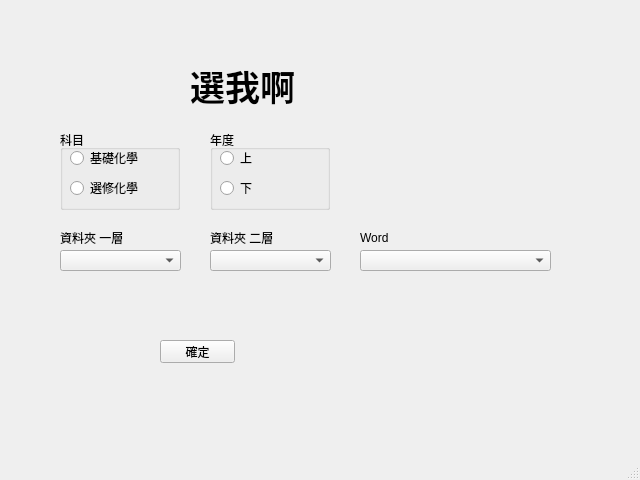
allen880612/Question-Database-System, file view/test.ui: the form before one commit.
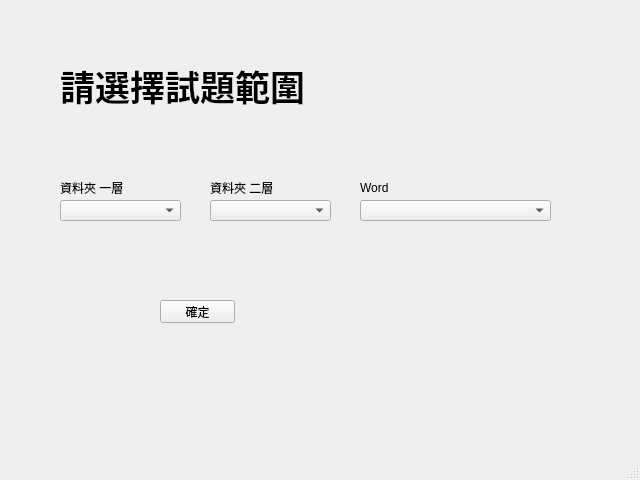
The form after the commit.

Diff of the .ui file:
```diff
--- a/view/test.ui
+++ b/view/test.ui
@@ -17,9 +17,9 @@
    <widget class="QLabel" name="label">
     <property name="geometry">
      <rect>
-      <x>190</x>
+      <x>60</x>
       <y>50</y>
-      <width>271</width>
+      <width>571</width>
       <height>71</height>
      </rect>
     </property>
@@ -32,14 +32,14 @@
      </font>
     </property>
     <property name="text">
-     <string>選我啊</string>
+     <string>請選擇試題範圍</string>
     </property>
    </widget>
    <widget class="QPushButton" name="btn_confirm">
     <property name="geometry">
      <rect>
       <x>160</x>
-      <y>340</y>
+      <y>300</y>
       <width>75</width>
       <height>23</height>
      </rect>
@@ -48,101 +48,11 @@
      <string>確定</string>
     </property>
    </widget>
-   <widget class="QGroupBox" name="group_1">
-    <property name="geometry">
-     <rect>
-      <x>60</x>
-      <y>130</y>
-      <width>120</width>
-      <height>80</height>
-     </rect>
-    </property>
-    <property name="title">
-     <string>科目</string>
-    </property>
-    <widget class="QRadioButton" name="rb_basic">
-     <property name="geometry">
-      <rect>
-       <x>10</x>
-       <y>20</y>
-       <width>83</width>
-       <height>16</height>
-      </rect>
-     </property>
-     <property name="text">
-      <string>基礎化學</string>
-     </property>
-     <property name="checkable">
-      <bool>true</bool>
-     </property>
-     <property name="checked">
-      <bool>false</bool>
-     </property>
-    </widget>
-    <widget class="QRadioButton" name="rb_select">
-     <property name="geometry">
-      <rect>
-       <x>10</x>
-       <y>50</y>
-       <width>83</width>
-       <height>16</height>
-      </rect>
-     </property>
-     <property name="text">
-      <string>選修化學</string>
-     </property>
-    </widget>
-   </widget>
-   <widget class="QGroupBox" name="group_2">
-    <property name="geometry">
-     <rect>
-      <x>210</x>
-      <y>130</y>
-      <width>120</width>
-      <height>80</height>
-     </rect>
-    </property>
-    <property name="title">
-     <string>年度</string>
-    </property>
-    <widget class="QRadioButton" name="rb_first">
-     <property name="geometry">
-      <rect>
-       <x>10</x>
-       <y>20</y>
-       <width>83</width>
-       <height>16</height>
-      </rect>
-     </property>
-     <property name="text">
-      <string>上</string>
-     </property>
-     <property name="checkable">
-      <bool>true</bool>
-     </property>
-     <property name="checked">
-      <bool>false</bool>
-     </property>
-    </widget>
-    <widget class="QRadioButton" name="rb_second">
-     <property name="geometry">
-      <rect>
-       <x>10</x>
-       <y>50</y>
-       <width>83</width>
-       <height>16</height>
-      </rect>
-     </property>
-     <property name="text">
-      <string>下</string>
-     </property>
-    </widget>
-   </widget>
    <widget class="QComboBox" name="cBox_dir1">
     <property name="geometry">
      <rect>
       <x>60</x>
-      <y>250</y>
+      <y>200</y>
       <width>121</width>
       <height>21</height>
      </rect>
@@ -152,7 +62,7 @@
     <property name="geometry">
      <rect>
       <x>210</x>
-      <y>250</y>
+      <y>200</y>
       <width>121</width>
       <height>21</height>
      </rect>
@@ -162,7 +72,7 @@
     <property name="geometry">
      <rect>
       <x>360</x>
-      <y>250</y>
+      <y>200</y>
       <width>191</width>
       <height>21</height>
      </rect>
@@ -172,8 +82,8 @@
     <property name="geometry">
      <rect>
       <x>60</x>
-      <y>230</y>
-      <width>71</width>
+      <y>180</y>
+      <width>91</width>
       <height>16</height>
      </rect>
     </property>
@@ -185,8 +95,8 @@
     <property name="geometry">
      <rect>
       <x>210</x>
-      <y>230</y>
-      <width>71</width>
+      <y>180</y>
+      <width>81</width>
       <height>16</height>
      </rect>
     </property>
@@ -198,7 +108,7 @@
     <property name="geometry">
      <rect>
       <x>360</x>
-      <y>230</y>
+      <y>180</y>
       <width>71</width>
       <height>16</height>
      </rect>
```
Left out of the diff: 4 changed lines with no effect on the pictures.
